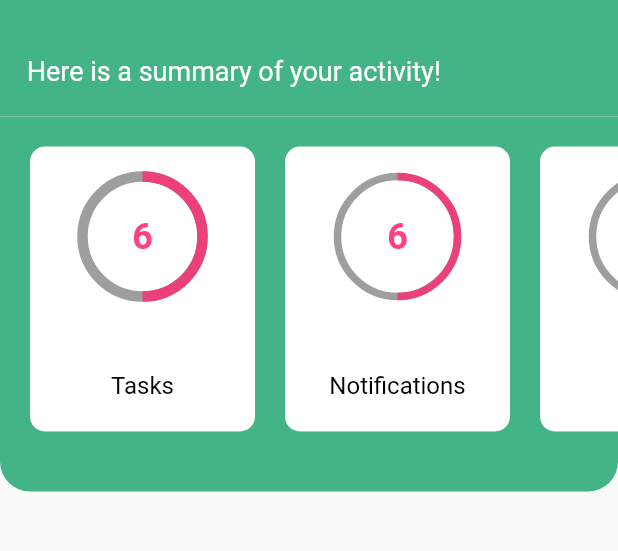
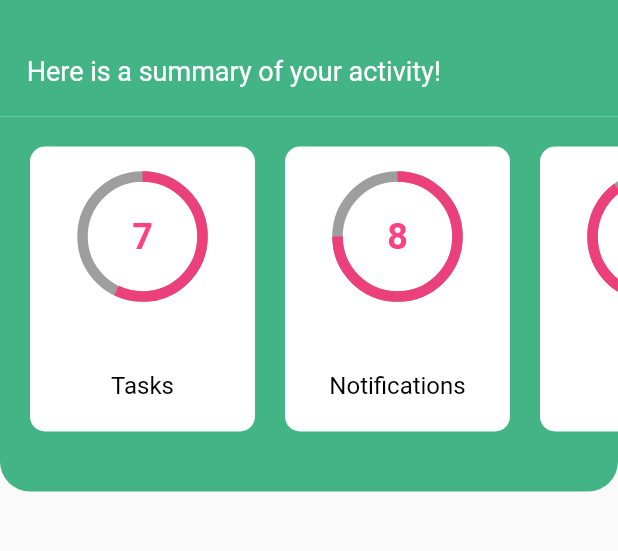
Before and after one commit to openmindsclub/Student-App, a Flutter app: the Dashboard screen opened by its route, on a phone screen of 412 x 824 dp, the part 59-610 px from its top. Run offline on Flutter 3.47's test engine with Material 2 defaults, Android fonts, the phone set to English and light mode, and no system bars.

Commit message:
changing the logic behind activities

```diff
--- a/lib/dart_src/activity.dart
+++ b/lib/dart_src/activity.dart
@@ -4,4 +4,8 @@ class Activity{
   int done;
 
   Activity({this.activity, this.totalActivities, this.done});
+
+  bool isDone(){
+    return totalActivities == done;
+  }
 }
--- a/lib/menu_elements/category_scroller.dart
+++ b/lib/menu_elements/category_scroller.dart
@@ -7,19 +7,15 @@ class CategoryScroller extends StatefulWidget {
 }
 
 class _CategoryScrollerState extends State<CategoryScroller> {
-  @override
-  Widget build(BuildContext context) {
-    return SingleChildScrollView(
-      //physics: BouncingScrollPhysics(),
-      scrollDirection: Axis.horizontal,
-      child: Container(
-        margin: const EdgeInsets.symmetric(vertical: 20, horizontal: 20),
-        child: FittedBox(
-          fit: BoxFit.fill,
-          alignment: Alignment.topCenter,
-          child: Row(
-            children: <Widget>[
-              Container(
+
+  List<Activity> activities = [
+    Activity(activity: 'Tasks', totalActivities: 7, done: 4),
+    Activity(activity: 'Notifications', totalActivities: 8, done: 6),
+    Activity(activity: 'Exams', totalActivities: 10, done: 9)
+  ];
+
+  Widget activityTemplate(singleActivity) {
+    return Container(
       width: 150,
       margin: EdgeInsets.only(right: 20),
       height: 190,
@@ -38,13 +34,13 @@ class _CategoryScrollerState extends State<CategoryScroller> {
                 fit: StackFit.expand,
                 children: [
                   CircularProgressIndicator(
-                              value: 0.5,
+                    value: singleActivity.done / singleActivity.totalActivities,
                     backgroundColor: Colors.grey,
                     strokeWidth: 7.0,
                     valueColor: new AlwaysStoppedAnimation<Color>(
                         Colors.pink[400]),
                   ),
-                            Center(child: buildProgress()),
+                  Center(child: buildProgress(singleActivity)),
                 ],
               ),
             ),
@@ -52,94 +48,27 @@ class _CategoryScrollerState extends State<CategoryScroller> {
               height: 50,
             ),
             Text(
-                        "Tasks",
+              singleActivity.activity,
               style: TextStyle(fontSize: 16, color: Colors.black),
             ),
           ],
         ),
       ),
-              ),
-              Container(
-                width: 150,
-                margin: EdgeInsets.only(right: 20),
-                height: 190,
-                decoration: BoxDecoration(
-                    color: Colors.white,
-                    borderRadius: BorderRadius.all(Radius.circular(10.0))),
-                child: Padding(
-                  padding: const EdgeInsets.all(20.0),
-                  child: Column(
-                    crossAxisAlignment: CrossAxisAlignment.center,
-                    children: <Widget>[
-                      SizedBox(
-                        height: 80,
-                        width: 80,
-                        child: Stack(
-                          fit: StackFit.expand,
-                          children: [
-                            CircularProgressIndicator(
-                              value: 0.5,
-                              backgroundColor: Colors.grey,
-                              strokeWidth: 5.0,
-                              valueColor: new AlwaysStoppedAnimation<Color>(
-                                  Colors.pink[400]),
-                            ),
-                            Center(child: buildProgress()),
-                          ],
-                        ),
-                      ),
-                      SizedBox(
-                        height: 50,
-                      ),
-                      Text(
-                        "Notifications",
-                        style: TextStyle(fontSize: 16, color: Colors.black),
-                      ),
-                    ],
-                  ),
-                ),
-              ),
-              Container(
-                width: 150,
-                margin: EdgeInsets.only(right: 20),
-                height: 190,
-                decoration: BoxDecoration(
-                    color: Colors.white,
-                    borderRadius: BorderRadius.all(Radius.circular(10.0))),
-                child: Padding(
-                  padding: const EdgeInsets.all(20.0),
-                  child: Column(
-                    crossAxisAlignment: CrossAxisAlignment.center,
-                    children: <Widget>[
-                      SizedBox(
-                        height: 80,
-                        width: 80,
-                        child: Stack(
-                          fit: StackFit.expand,
-                          children: [
-                            CircularProgressIndicator(
-                              value: 0.5,
-                              backgroundColor: Colors.grey,
-                              strokeWidth: 5.0,
-                              valueColor: new AlwaysStoppedAnimation<Color>(
-                                  Colors.pink[400]),
-                            ),
-                            Center(child: buildProgress()),
-                          ],
-                        ),
-                      ),
-                      SizedBox(
-                        height: 50,
-                      ),
-                      Text(
-                        "Exams",
-                        style: TextStyle(fontSize: 16, color: Colors.black),
-                      ),
-                    ],
-                  ),
-                ),
-              ),
-            ],
+    );
+  }
+
+  @override
+  Widget build(BuildContext context) {
+    return SingleChildScrollView(
+      //physics: BouncingScrollPhysics(),
+      scrollDirection: Axis.horizontal,
+      child: Container(
+        margin: const EdgeInsets.symmetric(vertical: 20, horizontal: 20),
+        child: FittedBox(
+          fit: BoxFit.fill,
+          alignment: Alignment.topCenter,
+          child: Row(
+            children: activities.map((singleActivity) => activityTemplate(singleActivity)).toList(),
           ),
         ),
       ),
@@ -147,9 +76,8 @@ class _CategoryScrollerState extends State<CategoryScroller> {
   }
 }
 
-Widget buildProgress() {
-  int progress = 6;
-  if (progress == 1) {
+Widget buildProgress(singleActivity) {
+  if (singleActivity.isDone()) {
     return Icon(
       Icons.done,
       color: Colors.green,
@@ -157,7 +85,7 @@ Widget buildProgress() {
     );
   } else {
     return Text(
-      '${(progress)}',
+      '${(singleActivity.totalActivities)}',
       style: TextStyle(
         fontWeight: FontWeight.bold,
         color: Colors.pinkAccent,
```
Lines whose indentation alone changed are shown as unchanged.
